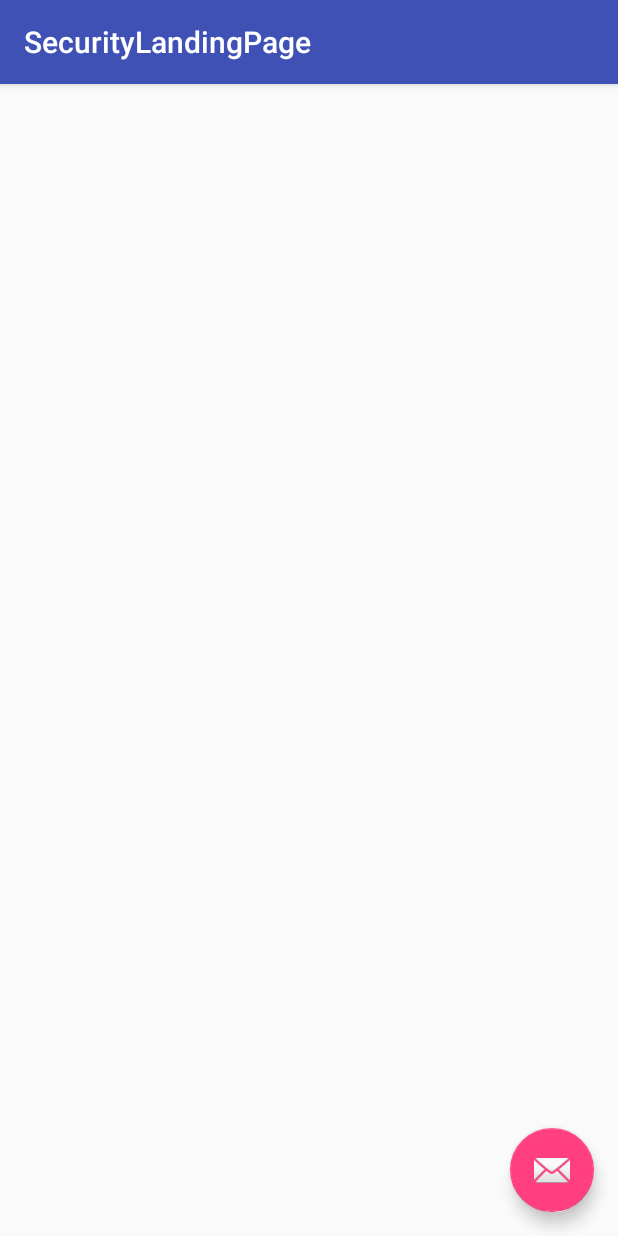
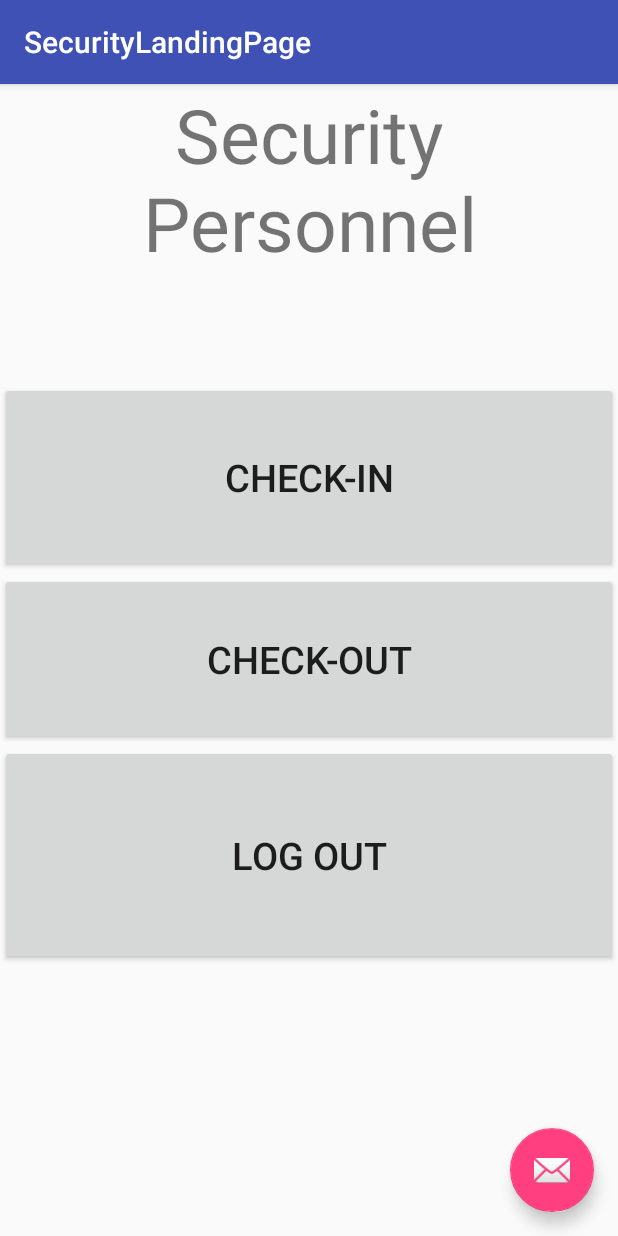
Before and after one commit to Dietmar-Franken/Check-In-N-Out-App, an Android app: the SecurityLandingPage screen opened directly, with no data from a screen before it, on a phone screen of 412 x 824 dp. Run offline under Robolectric (Android 15) with nearby library versions, the phone set to English and light mode, and no system bars.

Commit message:
Created model objects and complete SecurityLandingPage

```diff
--- a/app/src/main/AndroidManifest.xml
+++ b/app/src/main/AndroidManifest.xml
@@ -34,10 +34,6 @@
             android:label="@string/title_activity_security_landing_page"
             android:theme="@style/AppTheme.NoActionBar" />
         <activity
-            android:name=".CheckIn"
-            android:label="@string/title_activity_check_in"
-            android:theme="@style/AppTheme.NoActionBar" />
-        <activity
             android:name=".CheckOut"
             android:label="@string/title_activity_check_out"
             android:theme="@style/AppTheme.NoActionBar"></activity>
--- a/app/src/main/res/layout/content_security_landing_page.xml
+++ b/app/src/main/res/layout/content_security_landing_page.xml
@@ -1,11 +1,51 @@
 <?xml version="1.0" encoding="utf-8"?>
-<android.support.constraint.ConstraintLayout xmlns:android="http://schemas.android.com/apk/res/android"
+<LinearLayout xmlns:android="http://schemas.android.com/apk/res/android"
     xmlns:app="http://schemas.android.com/apk/res-auto"
     xmlns:tools="http://schemas.android.com/tools"
     android:layout_width="match_parent"
     android:layout_height="match_parent"
+    android:orientation="vertical"
     app:layout_behavior="@string/appbar_scrolling_view_behavior"
     tools:context="com.varvet.barcodereadersample.SecurityLandingPage"
-    tools:showIn="@layout/activity_security_landing_page">
+    tools:showIn="@layout/activity_security_landing_page"
+    android:weightSum="1">
 
-</android.support.constraint.ConstraintLayout>
+    <TextView
+        android:id="@+id/securityPersonnel"
+        android:layout_width="wrap_content"
+        android:layout_height="125dp"
+        android:layout_weight="0.16"
+        android:text="Security Personnel"
+        android:textSize="50dp"
+        android:textAlignment="center"
+        tools:layout_editor_absoluteX="88dp"
+        tools:layout_editor_absoluteY="91dp" />
+
+    <Button
+        android:id="@+id/toCheckIn"
+        android:layout_width="match_parent"
+        android:layout_height="63dp"
+        android:layout_weight="0.14"
+        android:text="Check-In"
+        android:textSize="25dp"
+        tools:layout_editor_absoluteX="31dp"
+        tools:layout_editor_absoluteY="244dp" />
+
+    <Button
+        android:id="@+id/toCheckOut"
+        android:layout_width="match_parent"
+        android:layout_height="64dp"
+        android:layout_weight="0.11"
+        android:text="Check-Out"
+        android:textSize="25dp"
+        tools:layout_editor_absoluteX="31dp"
+        tools:layout_editor_absoluteY="314dp" />
+
+    <Button
+        android:id="@+id/backFromSecurity"
+        android:layout_width="match_parent"
+        android:layout_height="wrap_content"
+        android:layout_weight="0.20"
+        android:textSize="25dp"
+        android:text="Log out" />
+</LinearLayout>
```
Also changed, not shown: app/src/main/java/com/varvet/barcodereadersample/CheckIn.java (deleted, +0 -29 lines), app/src/main/java/com/varvet/barcodereadersample/SecurityLandingPage.java (+15 -0 lines), app/src/main/java/com/varvet/barcodereadersample/model/Appointment.java (added, +86 -0 lines), app/src/main/java/com/varvet/barcodereadersample/model/Customer.java (added, +30 -0 lines), app/src/main/java/com/varvet/barcodereadersample/model/Role.java (added, +44 -0 lines), app/src/main/java/com/varvet/barcodereadersample/model/User.java (added, +89 -0 lines), app/src/main/java/com/varvet/barcodereadersample/model/Worker.java (added, +40 -0 lines), app/src/main/res/layout/activity_check_in.xml (deleted, +0 -33 lines), app/src/main/res/layout/content_check_in.xml (deleted, +0 -11 lines).
